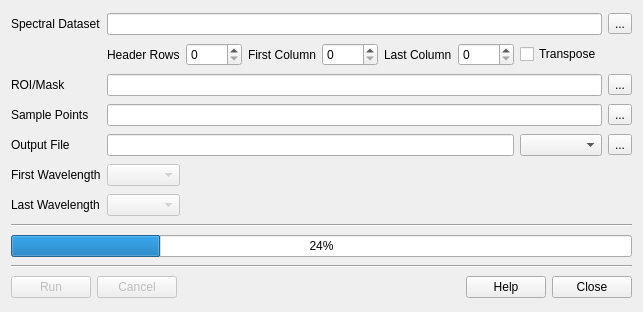
This is src/ui/contrem.ui in rskelly/geotools as Qt 5 draws it before an edit. The edited form follows.
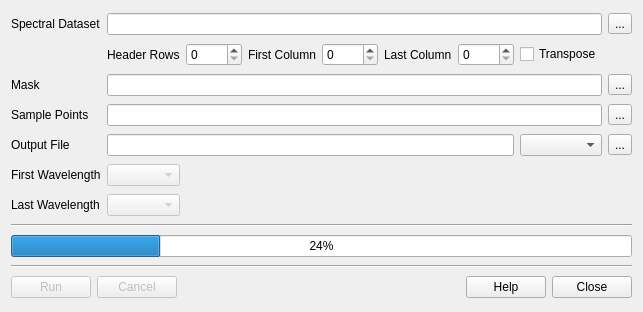
This is the edited form.

The edit to the form file:
```diff
--- a/src/ui/contrem.ui
+++ b/src/ui/contrem.ui
@@ -38,7 +38,7 @@
    <item row="3" column="1">
     <widget class="QLabel" name="label_2">
      <property name="text">
-      <string>ROI/Mask</string>
+      <string>Mask</string>
      </property>
     </widget>
    </item>
```
Left out of the diff: 6 changed lines with no effect on the pictures.
